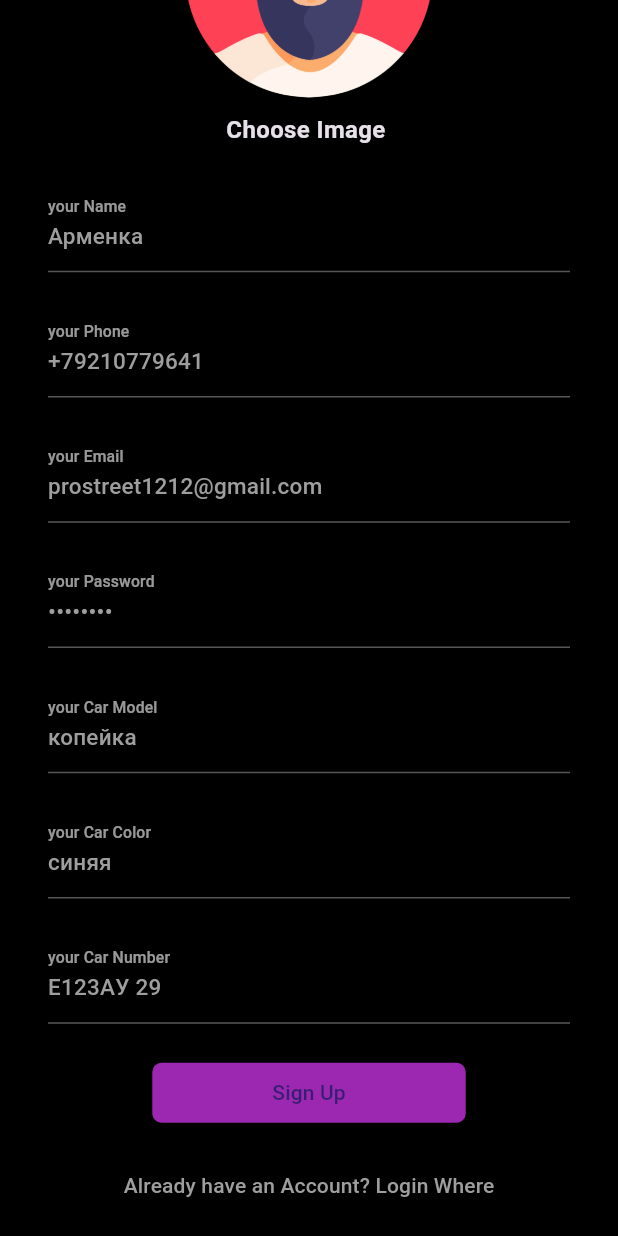
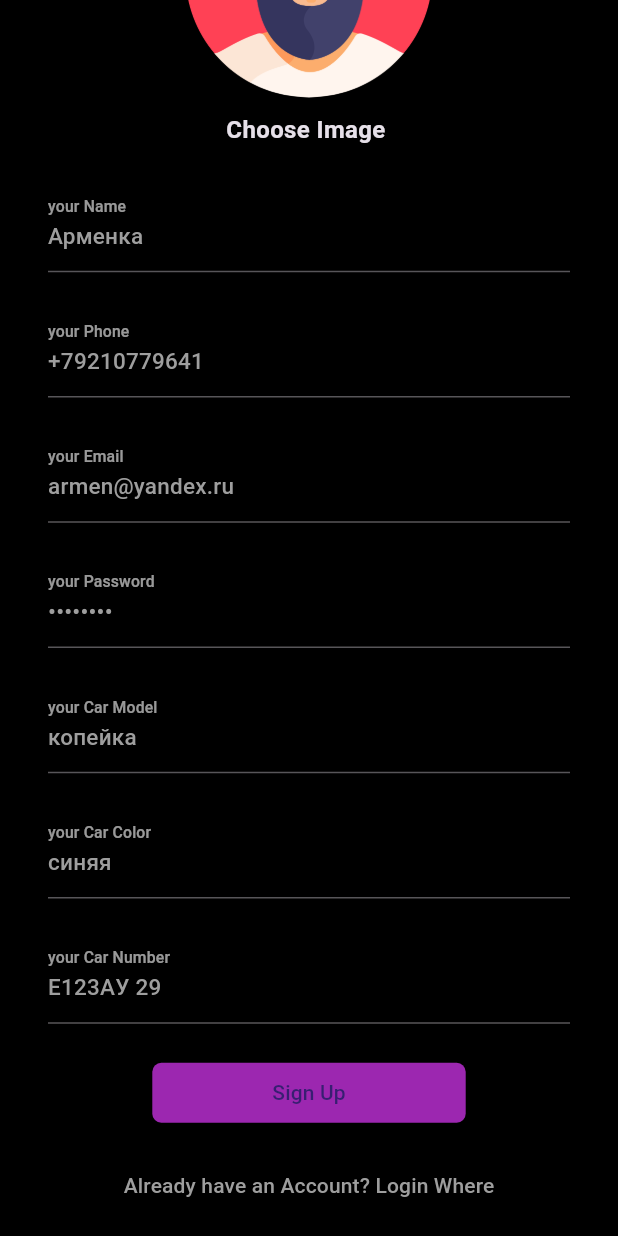
Before and after one commit to prostreet1212/uber_clone_driver_app, a Flutter app: the SignUpScreen screen opened directly, scrolled down 157 dp, after a tap on "Sign Up", on a phone screen of 412 x 824 dp. Run offline on Flutter 3.47's test engine with Material 3 defaults, Android fonts, the phone set to English and light mode, and no system bars; our stand-ins replace connectivity_plus, firebase_auth, firebase_core, firebase_database, firebase_messaging, firebase_storage and 5 more; missing offline and left inert: flutter_geofire, flutter_osm_plugin; accounts and stored records are empty.

Commit message:
signup fix

```diff
--- a/lib/authentification/login_screen.dart
+++ b/lib/authentification/login_screen.dart
@@ -90,6 +90,7 @@ class _LoginScreenState extends State<LoginScreen> {
   void initState() {
     super.initState();
     emailTextEditingController.text='prostreet1212@gmail.com';
+    //emailTextEditingController.text='voditel@kdrc.ru';
     passwordTextEditingController.text='12345678';
   }
 
--- a/lib/authentification/signup_screen.dart
+++ b/lib/authentification/signup_screen.dart
@@ -82,7 +82,7 @@ class _SignUpScreenState extends State<SignUpScreen> {
     setState(() {
       urlOfUploadedImage;
     });
-    //registerNewDriver();
+    registerNewDriver();
   }
 
   registerNewDriver() async {
@@ -143,7 +143,7 @@ class _SignUpScreenState extends State<SignUpScreen> {
     super.initState();
     userNameTextEditingController.text = 'Арменка';
     userPhoneTextEditingController.text = '+79210779641';
-    emailTextEditingController.text = 'prostreet1212@gmail.com';
+    emailTextEditingController.text = 'armen@yandex.ru';
     passwordTextEditingController.text = '12345678';
     vehicleModelTextEditingController.text = 'копейка';
     vehicleColorTextEditingController.text = 'синяя';
```
Also changed, not shown: pubspec.lock.
